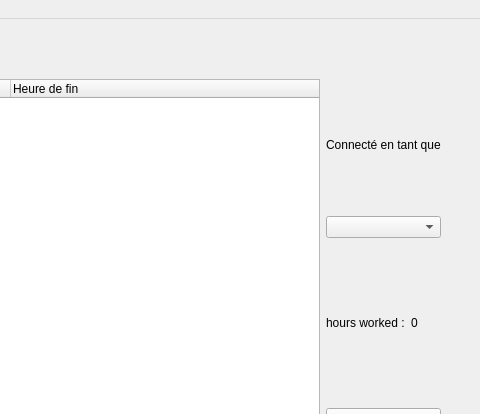
First picture: the form in workview.ui, repository Karvyz/WorkView, before the edit; both pictures show x 320 to 800 and y 0 to 414 of the 800 by 600 pixel window.
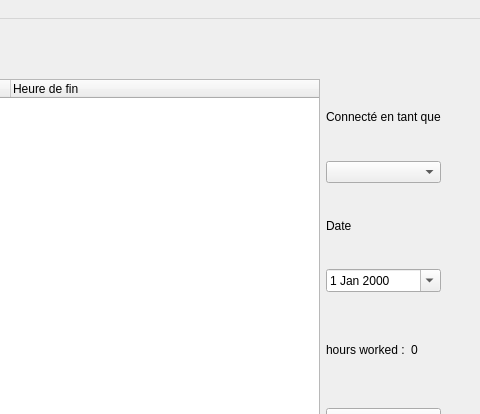
Second picture: the form after the edit.

Commit message: date selection

Diff of the .ui file:
```diff
--- a/workview.ui
+++ b/workview.ui
@@ -70,6 +70,24 @@
          </item>
         </layout>
        </item>
+       <item>
+        <layout class="QVBoxLayout" name="verticalLayout_3">
+         <item>
+          <widget class="QLabel" name="label_2">
+           <property name="text">
+            <string>Date</string>
+           </property>
+          </widget>
+         </item>
+         <item>
+          <widget class="QDateEdit" name="dateEdit">
+           <property name="calendarPopup">
+            <bool>true</bool>
+           </property>
+          </widget>
+         </item>
+        </layout>
+       </item>
        <item>
         <layout class="QHBoxLayout" name="horizontalLayout">
          <item>
```
The commit also changes 4 other files.
